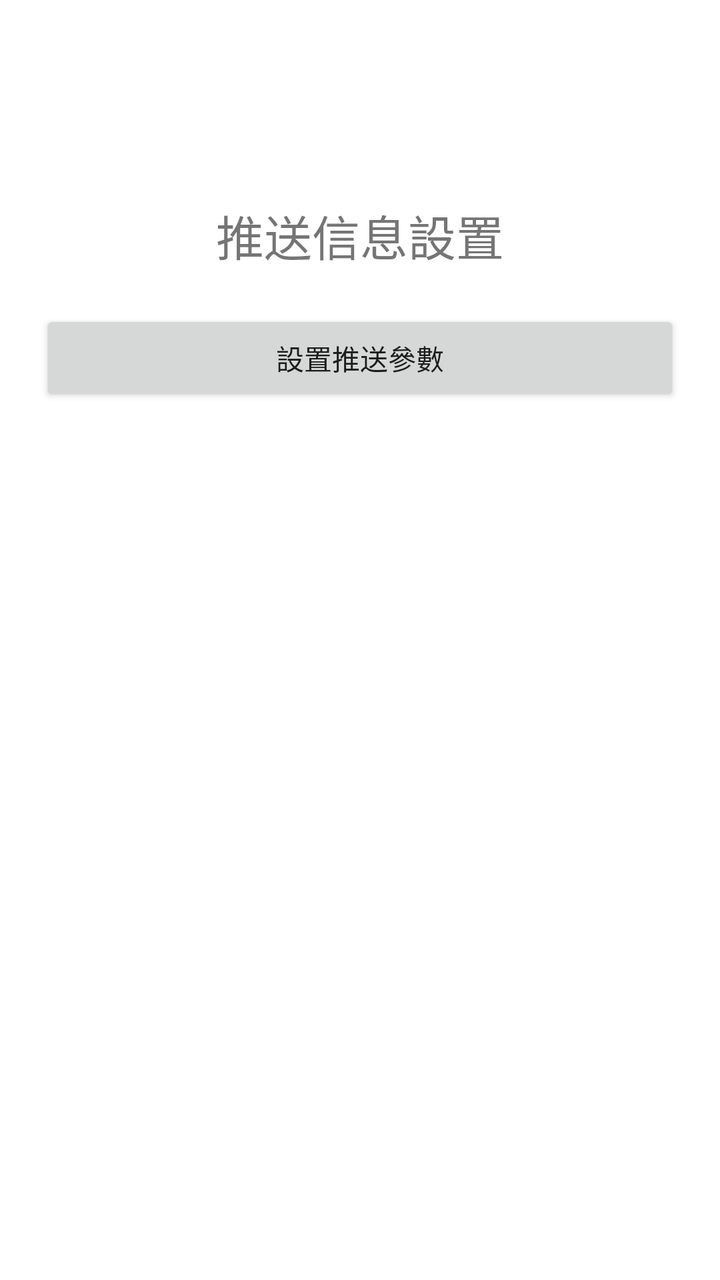
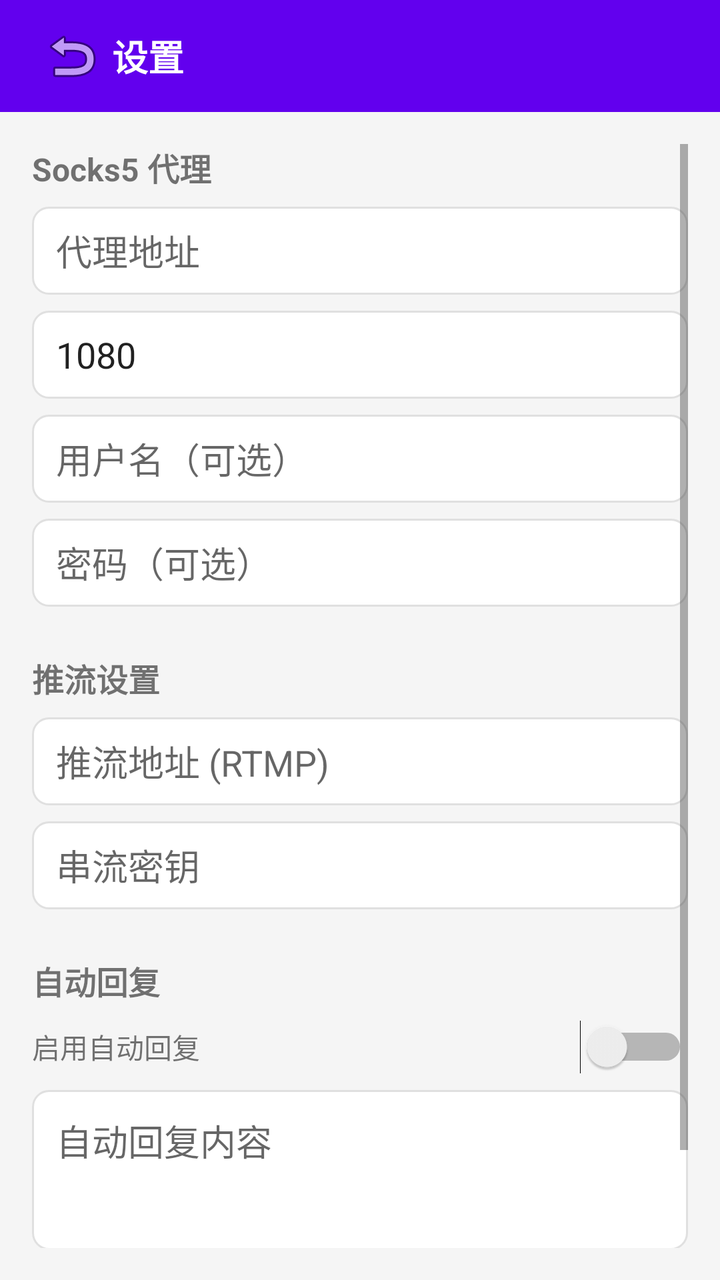

Before-and-after screenshots of an Android layout around one commit, followed by the original layout XML and the change that was made.
<!-- AndroidManifest.xml: application theme AppTheme -->
<!-- res/layout/activity_push_info_set.xml -->
<?xml version="1.0" encoding="utf-8"?>
<LinearLayout xmlns:android="http://schemas.android.com/apk/res/android"
    android:layout_width="match_parent"
    android:layout_height="match_parent"
    android:orientation="vertical"
    android:background="#FFFFFF">

    <TextView
        android:layout_width="match_parent"
        android:layout_height="wrap_content"
        android:text="推送信息設置"
        android:textSize="24sp"
        android:gravity="center"
        android:layout_marginTop="100dp"/>

    <Button
        android:layout_width="match_parent"
        android:layout_height="wrap_content"
        android:text="設置推送參數"
        android:layout_margin="20dp"/>
</LinearLayout>
<!-- resources referenced by this layout -->
<resources>
  <style name="AppTheme" parent="Theme.AppCompat.Light.NoActionBar">
          <item name="colorPrimary">#FF6200EE</item>
          <item name="colorPrimaryDark">#FF3700B3</item>
          <item name="colorAccent">#FF03DAC5</item>
      </style>
</resources>

<!-- the commit's change to res/layout/activity_push_info_set.xml (unified diff, before → after) -->
@@ -3,19 +3,102 @@
     android:layout_width="match_parent"
     android:layout_height="match_parent"
     android:orientation="vertical"
-    android:background="#FFFFFF">
+    android:background="#F5F5F5">
 
-    <TextView
+    <LinearLayout
         android:layout_width="match_parent"
-        android:layout_height="wrap_content"
-        android:text="推送信息設置"
-        android:textSize="24sp"
-        android:gravity="center"
-        android:layout_marginTop="100dp"/>
+        android:layout_height="56dp"
+        android:background="#FF6200EE"
+        android:gravity="center_vertical"
+        android:paddingHorizontal="16dp">
+        <ImageButton android:id="@+id/btn_back"
+            android:layout_width="40dp" android:layout_height="40dp"
+            android:src="@android:drawable/ic_menu_revert"
+            android:background="?attr/selectableItemBackgroundBorderless"/>
+        <TextView
+            android:layout_width="0dp" android:layout_height="wrap_content"
+            android:layout_weight="1" android:text="设置"
+            android:textColor="#FFFFFF" android:textSize="18sp" android:textStyle="bold"/>
+    </LinearLayout>
 
-    <Button
+    <ScrollView
         android:layout_width="match_parent"
-        android:layout_height="wrap_content"
-        android:text="設置推送參數"
-        android:layout_margin="20dp"/>
+        android:layout_height="0dp"
+        android:layout_weight="1"
+        android:padding="16dp">
+
+        <LinearLayout
+            android:layout_width="match_parent"
+            android:layout_height="wrap_content"
+            android:orientation="vertical">
+
+            
+            <TextView android:layout_width="wrap_content" android:layout_height="wrap_content"
+                android:text="Socks5 代理" android:textSize="16sp" android:textStyle="bold"
+                android:layout_marginBottom="8dp"/>
+
+            <EditText android:id="@+id/et_proxy_host"
+                android:layout_width="match_parent" android:layout_height="44dp"
+                android:hint="代理地址" android:inputType="text"
+                android:background="@drawable/item_bg" android:paddingHorizontal="12dp"/>
+
+            <EditText android:id="@+id/et_proxy_port"
+                android:layout_width="match_parent" android:layout_height="44dp"
+                android:hint="端口" android:inputType="number" android:text="1080"
+                android:background="@drawable/item_bg" android:paddingHorizontal="12dp"
+                android:layout_marginTop="8dp"/>
+
+            <EditText android:id="@+id/et_proxy_user"
+                android:layout_width="match_parent" android:layout_height="44dp"
+                android:hint="用户名（可选）" android:inputType="text"
+                android:background="@drawable/item_bg" android:paddingHorizontal="12dp"
+                android:layout_marginTop="8dp"/>
+
+            <EditText android:id="@+id/et_proxy_pass"
+                android:layout_width="match_parent" android:layout_height="44dp"
+                android:hint="密码（可选）" android:inputType="textPassword"
+                android:background="@drawable/item_bg" android:paddingHorizontal="12dp"
+                android:layout_marginTop="8dp"/>
+
+            
+            <TextView android:layout_width="wrap_content" android:layout_height="wrap_content"
+                android:text="推流设置" android:textSize="16sp" android:textStyle="bold"
+                android:layout_marginTop="24dp" android:layout_marginBottom="8dp"/>
+
+            <EditText android:id="@+id/et_push_url"
+                android:layout_width="match_parent" android:layout_height="44dp"
+                android:hint="推流地址 (RTMP)" android:inputType="textUri"
+                android:background="@drawable/item_bg" android:paddingHorizontal="12dp"/>
+
+            <EditText android:id="@+id/et_stream_key"
+                android:layout_width="match_parent" android:layout_height="44dp"
+                android:hint="串流密钥" android:inputType="textPassword"
+                android:background="@drawable/item_bg" android:paddingHorizontal="12dp"
+                android:layout_marginTop="8dp"/>
+
+            
+            <TextView android:layout_width="wrap_content" android:layout_height="wrap_content"
+                android:text="自动回复" android:textSize="16sp" android:textStyle="bold"
+                android:layout_marginTop="24dp" android:layout_marginBottom="8dp"/>
+
+            <LinearLayout
+                android:layout_width="match_parent" android:layout_height="wrap_content"
+                android:orientation="horizontal" android:gravity="center_vertical">
+                <TextView android:layout_width="0dp" android:layout_height="wrap_content"
+                    android:layout_weight="1" android:text="启用自动回复"/>
+                <Switch android:id="@+id/sw_auto_reply"
+                    android:layout_width="wrap_content" android:layout_height="wrap_content"/>
+            </LinearLayout>
+
+            <EditText android:id="@+id/et_auto_reply_text"
+                android:layout_width="match_parent" android:layout_height="80dp"
+                android:hint="自动回复内容" android:inputType="textMultiLine"
+                android:gravity="top" android:background="@drawable/item_bg"
+                android:padding="12dp" android:layout_marginTop="8dp"/>
+
+            <Button android:id="@+id/btn_save"
+                android:layout_width="match_parent" android:layout_height="48dp"
+                android:text="保存设置" android:layout_marginTop="24dp"/>
+        </LinearLayout>
+    </ScrollView>
 </LinearLayout>
<!-- resource entries referenced after the edit -->
@@ -1,5 +1,13 @@
 <!-- resources referenced by this layout -->
 <resources>
+  <!-- drawable item_bg (drawable) -->
+  <?xml version="1.0" encoding="utf-8"?>
+  <shape xmlns:android="http://schemas.android.com/apk/res/android"
+      android:shape="rectangle">
+      <solid android:color="#FFFFFF"/>
+      <corners android:radius="8dp"/>
+      <stroke android:width="1dp" android:color="#E0E0E0"/>
+  </shape>
   <style name="AppTheme" parent="Theme.AppCompat.Light.NoActionBar">
           <item name="colorPrimary">#FF6200EE</item>
           <item name="colorPrimaryDark">#FF3700B3</item>
